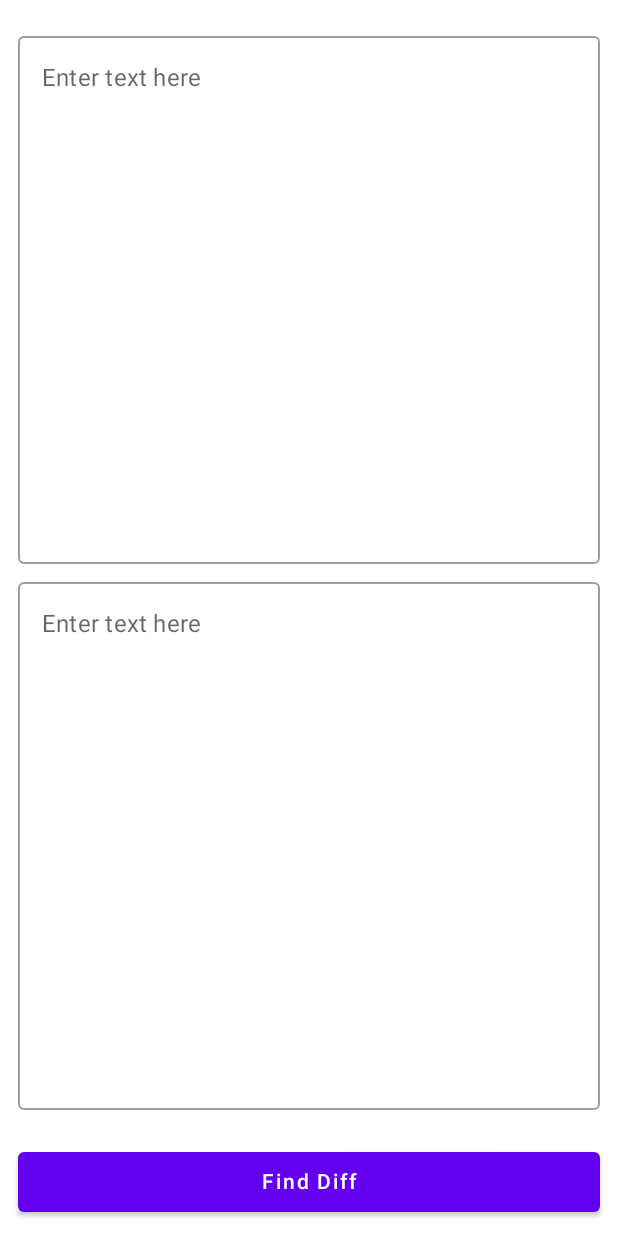
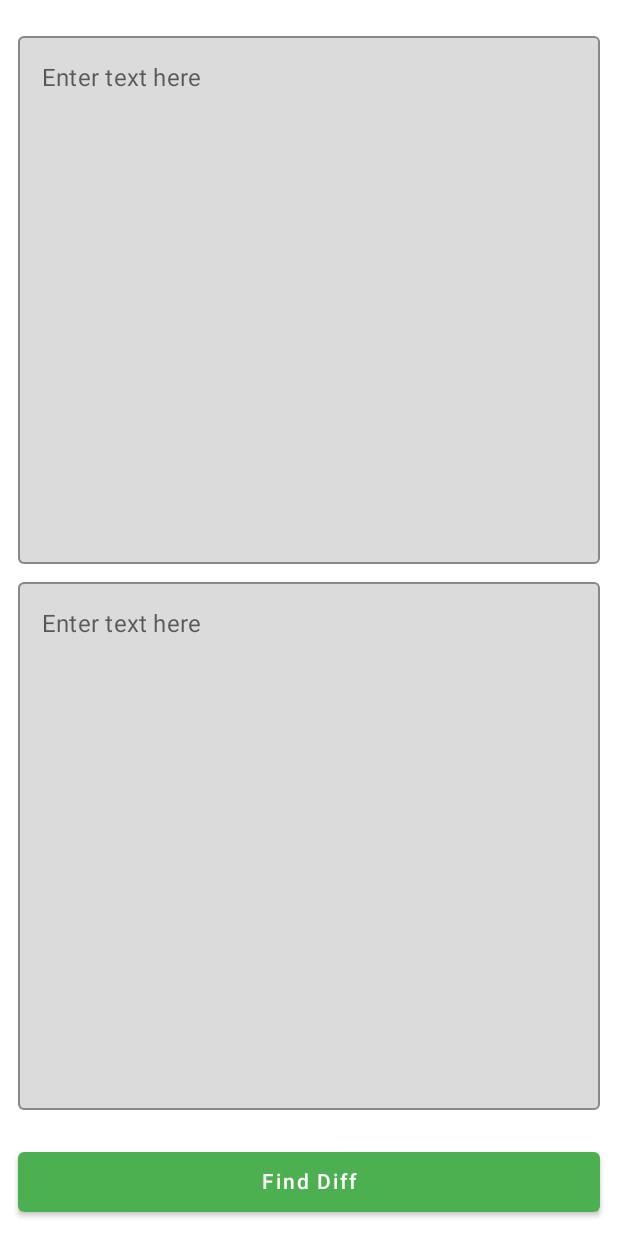
Before and after one commit to og-abdul-mateen/textcomparetool-compose, an Android app built with Jetpack Compose: the screen it shows after launch (MainActivity), on a phone screen of 412 x 824 dp. Run offline under Robolectric (Android 15) with nearby library versions, the phone set to English and light mode, and no system bars; our stand-ins replace AdMob, accompanist; libraries missing offline, so code that uses them is left out: com.github.difflib, com.github.difflib.patch, com.github.difflib.text.

Commit message:
Integrate Diff functionality
- Integrate java-diff-utils
- Integrate accompnist-systemuicontroller
- Add AdMob (Ads not yet integrated)

High

```diff
--- a/app/src/main/AndroidManifest.xml
+++ b/app/src/main/AndroidManifest.xml
@@ -9,6 +9,11 @@
         android:roundIcon="@mipmap/ic_launcher_round"
         android:supportsRtl="true"
         android:theme="@style/Theme.TextCompareToolCompareTextAndFindDiff">
+
+        <meta-data
+            android:name="com.google.android.gms.ads.com.chickenpiecestudio.textcomparetool"
+            android:value="ca-app-pub-3940256099942544~3347511713"/>
+
         <activity
             android:name=".MainActivity"
             android:exported="true"
--- a/app/src/main/java/com/chickenpiecestudio/textcomparetool/MainActivity.kt
+++ b/app/src/main/java/com/chickenpiecestudio/textcomparetool/MainActivity.kt
@@ -1,30 +1,31 @@
 package com.chickenpiecestudio.textcomparetool
 
 import android.os.Bundle
-import android.util.Log
-import android.widget.Toast
+import android.view.WindowManager
 import androidx.activity.ComponentActivity
 import androidx.activity.compose.setContent
-import androidx.compose.foundation.background
-import androidx.compose.foundation.layout.*
-import androidx.compose.foundation.text.BasicTextField
-import androidx.compose.material.*
-import androidx.compose.runtime.*
-import androidx.compose.ui.Alignment
+import androidx.compose.foundation.layout.Column
+import androidx.compose.foundation.layout.fillMaxWidth
+import androidx.compose.foundation.layout.padding
+import androidx.compose.material.MaterialTheme
+import androidx.compose.material.Surface
 import androidx.compose.ui.Modifier
-import androidx.compose.ui.graphics.Color
-import androidx.compose.ui.platform.LocalContext
-import androidx.compose.ui.res.stringResource
-import androidx.compose.ui.tooling.preview.Preview
 import androidx.compose.ui.unit.dp
+import com.chickenpiecestudio.textcomparetool.ui.screens.HomeScreenPreview
+import com.chickenpiecestudio.textcomparetool.ui.setStatusBarColor
 import com.chickenpiecestudio.textcomparetool.ui.theme.TextCompareToolCompareTextAndFindDiffTheme
+import com.google.android.gms.ads.MobileAds
 
 class MainActivity : ComponentActivity() {
 
     override fun onCreate(savedInstanceState: Bundle?) {
         super.onCreate(savedInstanceState)
+
+        adjustResizeSoftKeyboard()
+
         setContent {
             TextCompareToolCompareTextAndFindDiffTheme {
+                setStatusBarColor()
                 // A surface container using the 'background' color from the theme
                 Surface(color = MaterialTheme.colors.background) {
                     Column(
@@ -32,76 +33,20 @@ class MainActivity : ComponentActivity() {
                             .fillMaxWidth()
                             .padding(12.dp)
                     ) {
-                        DefaultPreview()
+                        HomeScreenPreview()
                     }
                 }
             }
         }
     }
-}
 
-@Composable
-fun Greeting(name: String) {
-    Text(text = "Hello $name!")
-}
+    private fun initAdMob() {
+        MobileAds.initialize(this) {
 
-@Composable
-fun InputBox(defaultText: String = "") {
-    var text by remember { mutableStateOf(defaultText) }
+        }
+    }
 
-    OutlinedTextField(
-        value = text,
-        onValueChange = { text = it },
-        modifier = Modifier
-            .fillMaxWidth()
-            .fillMaxHeight(),
-        placeholder = { Text(text = stringResource(id = R.string.enter_text_here)) }
-    )
-}
-
-@Composable
-fun PrimaryButton() {
-    val context = LocalContext.current
-
-    Button(
-        onClick = { Toast.makeText(context, "Button clicked", Toast.LENGTH_SHORT).show() },
-        modifier = Modifier.fillMaxWidth(),
-        contentPadding = PaddingValues(
-            all = 12.dp
-        )
-    ) {
-        Text(text = stringResource(id = R.string.find_diff))
+    private fun adjustResizeSoftKeyboard() {
+        window.setSoftInputMode(WindowManager.LayoutParams.SOFT_INPUT_ADJUST_RESIZE)
     }
 }
-
-
-@Preview(showBackground = true)
-@Composable
-fun DefaultPreview() {
-    TextCompareToolCompareTextAndFindDiffTheme {
-        Column(horizontalAlignment = Alignment.CenterHorizontally) {
-            Column(
-                modifier = Modifier
-                    .height(IntrinsicSize.Max)
-                    .weight(4f)
-                    .padding( top = 12.dp, bottom = 6.dp)
-            ) {
-                InputBox()
-            }
-            Column(
-                modifier = Modifier
-                    .height(IntrinsicSize.Max)
-                    .weight(4f)
-                    .padding(top = 6.dp, bottom = 12.dp)
-            ) {
-                InputBox()
-            }
-            Column(
-                modifier = Modifier
-                    .padding(top = 12.dp)
-            ) {
-                PrimaryButton()
-            }
-        }
-    }
-}
--- /dev/null
+++ b/app/src/main/java/com/chickenpiecestudio/textcomparetool/ui/components/DiffInputBox.kt
@@ -0,0 +1,48 @@
+package com.chickenpiecestudio.textcomparetool.ui.components
+
+import androidx.compose.foundation.layout.fillMaxHeight
+import androidx.compose.foundation.layout.fillMaxWidth
+import androidx.compose.material.*
+import androidx.compose.runtime.Composable
+import androidx.compose.ui.Modifier
+import androidx.compose.ui.res.stringResource
+import androidx.compose.ui.text.TextStyle
+import androidx.compose.ui.text.input.VisualTransformation
+import com.chickenpiecestudio.textcomparetool.R
+
+/**
+ * Composable function which renders an input box where users can enter text
+ *
+ * Parameters:
+ * [text] to be shown in the input box
+ * [onTextChange] a callback that is triggered every time the text changes
+ * [visualTransformation] VisualTransformation to apply on the text (e.g. to show diff text)
+ * [enabled] whether user interaction is enabled or not
+ *
+ */
+@Composable
+fun DiffInputBox(
+    text: String,
+    onTextChange: (String) -> Unit,
+    visualTransformation: VisualTransformation,
+    enabled: Boolean = true
+) {
+
+
+    OutlinedTextField(
+        value = text,
+        onValueChange = { onTextChange(it) },
+        modifier = Modifier
+            .fillMaxWidth()
+            .fillMaxHeight(),
+        placeholder = { Text(text = stringResource(id = R.string.enter_text_here)) },
+        visualTransformation = visualTransformation,
+        readOnly = !enabled,
+        textStyle = TextStyle(color = MaterialTheme.colors.onSurface),
+        colors = TextFieldDefaults.outlinedTextFieldColors(
+            textColor = MaterialTheme.colors.onSurface,
+            backgroundColor = MaterialTheme.colors.surface
+        )
+    )
+
+}
--- /dev/null
+++ b/app/src/main/java/com/chickenpiecestudio/textcomparetool/ui/components/PrimaryButton.kt
@@ -0,0 +1,30 @@
+package com.chickenpiecestudio.textcomparetool.ui.components
+
+import androidx.compose.foundation.layout.PaddingValues
+import androidx.compose.foundation.layout.fillMaxWidth
+import androidx.compose.material.Button
+import androidx.compose.material.ButtonDefaults
+import androidx.compose.material.Text
+import androidx.compose.runtime.Composable
+import androidx.compose.ui.Modifier
+import androidx.compose.ui.graphics.Color
+import androidx.compose.ui.unit.dp
+
+
+@Composable
+fun PrimaryButton(title: String, onClick: () -> Unit, backgroundColor: Color, textColor: Color) {
+
+    Button(
+        onClick = { onClick() },
+        modifier = Modifier.fillMaxWidth(),
+        colors = ButtonDefaults.buttonColors(
+            backgroundColor = backgroundColor,
+            contentColor = textColor
+        ),
+        contentPadding = PaddingValues(
+            all = 12.dp
+        )
+    ) {
+        Text(text = title)
+    }
+}
--- /dev/null
+++ b/app/src/main/java/com/chickenpiecestudio/textcomparetool/ui/screens/HomeScreen.kt
@@ -0,0 +1,100 @@
+package com.chickenpiecestudio.textcomparetool.ui.screens
+
+import androidx.compose.foundation.layout.Column
+import androidx.compose.foundation.layout.IntrinsicSize
+import androidx.compose.foundation.layout.height
+import androidx.compose.foundation.layout.padding
+import androidx.compose.material.MaterialTheme
+import androidx.compose.runtime.Composable
+import androidx.compose.runtime.SideEffect
+import androidx.compose.ui.Alignment
+import androidx.compose.ui.Modifier
+import androidx.compose.ui.graphics.Color
+import androidx.compose.ui.platform.LocalContext
+import androidx.compose.ui.res.stringResource
+import androidx.compose.ui.tooling.preview.Preview
+import androidx.compose.ui.unit.dp
+import androidx.lifecycle.viewmodel.compose.viewModel
+import com.chickenpiecestudio.textcomparetool.R
+import com.chickenpiecestudio.textcomparetool.ui.components.DiffInputBox
+import com.chickenpiecestudio.textcomparetool.ui.components.PrimaryButton
+import com.chickenpiecestudio.textcomparetool.ui.theme.DiffGreen
+import com.chickenpiecestudio.textcomparetool.ui.theme.DiffRed
+import com.chickenpiecestudio.textcomparetool.ui.theme.Primary
+import com.chickenpiecestudio.textcomparetool.ui.theme.TextCompareToolCompareTextAndFindDiffTheme
+import com.chickenpiecestudio.textcomparetool.utils.Constants
+import com.chickenpiecestudio.textcomparetool.utils.DiffTransformation
+import com.chickenpiecestudio.textcomparetool.viewmodels.DiffViewModel
+import com.google.accompanist.systemuicontroller.rememberSystemUiController
+
+@Preview(showBackground = true)
+@Composable
+fun HomeScreenPreview(diffViewModel: DiffViewModel = viewModel()) {
+
+    TextCompareToolCompareTextAndFindDiffTheme {
+        Column(horizontalAlignment = Alignment.CenterHorizontally) {
+            Column(
+                modifier = Modifier
+                    .height(IntrinsicSize.Max)
+                    .weight(4f)
+                    .padding(top = 12.dp, bottom = 6.dp)
+            ) {
+                DiffInputBox(
+                    text = diffViewModel.diffUiState.text1,
+                    onTextChange = { text -> diffViewModel.setText1(text) },
+                    visualTransformation = DiffTransformation(
+                        Constants.Delimiters.DELIMITER_OLD,
+                        normalColor = MaterialTheme.colors.onSurface,
+                        diffColor = DiffRed
+                    ),
+                    enabled = diffViewModel.diffUiState.textEnabled1
+                )
+            }
+            Column(
+                modifier = Modifier
+                    .height(IntrinsicSize.Max)
+                    .weight(4f)
+                    .padding(top = 6.dp, bottom = 12.dp)
+            ) {
+                DiffInputBox(
+                    text = diffViewModel.diffUiState.text2,
+                    onTextChange = { text -> diffViewModel.setText2(text) },
+                    visualTransformation = DiffTransformation(
+                        Constants.Delimiters.DELIMITER_NEW,
+                        normalColor = MaterialTheme.colors.onSurface,
+                        diffColor = DiffGreen
+                    ),
+                    enabled = diffViewModel.diffUiState.textEnabled2
+                )
+            }
+            Column(
+                modifier = Modifier
+                    .padding(top = 12.dp)
+            ) {
+                PrimaryButton(
+                    title = if (diffViewModel.diffUiState.calculationCompleted) stringResource(id = R.string.clear) else stringResource(
+                        id = R.string.find_diff
+                    ),
+                    onClick = {
+                        onButtonClick(
+                            diffViewModel = diffViewModel,
+                            text1 = diffViewModel.diffUiState.text1,
+                            text2 = diffViewModel.diffUiState.text2
+                        )
+                    },
+                    backgroundColor = if (diffViewModel.diffUiState.calculationCompleted) {
+                        Color.Red
+                    } else {
+                        Primary
+                    },
+                    textColor = Color.White
+                )
+            }
+        }
+    }
+}
+
+
+fun onButtonClick(diffViewModel: DiffViewModel, text1: String, text2: String) {
+    diffViewModel.calculateDiff2(text1, text2)
+}
--- /dev/null
+++ b/app/src/main/java/com/chickenpiecestudio/textcomparetool/ui/state/DiffUiState.kt
@@ -0,0 +1,10 @@
+package com.chickenpiecestudio.textcomparetool.ui.state
+
+data class DiffUiState(
+    val text1: String,
+    val text2: String,
+    val isLoading: Boolean,
+    val textEnabled1: Boolean,
+    val textEnabled2: Boolean,
+    val calculationCompleted: Boolean
+)
--- a/app/src/main/java/com/chickenpiecestudio/textcomparetool/ui/theme/Color.kt
+++ b/app/src/main/java/com/chickenpiecestudio/textcomparetool/ui/theme/Color.kt
@@ -6,3 +6,13 @@ val Purple200 = Color(0xFFBB86FC)
 val Purple500 = Color(0xFF6200EE)
 val Purple700 = Color(0xFF3700B3)
 val Teal200 = Color(0xFF03DAC5)
+
+val Primary = Color(0xFF4caf50)
+val Secondary = Color(0xFF80e27e)
+val Accent = Color(0xFF087f23)
+val BackgroundLight = Color(0xFFFFFFFF)
+val BackgroundDark = Color(0xFF1D1D1D)
+val InputLight = Color(0xFFDBDBDB)
+val InputDark = Color(0xFF414141)
+val DiffRed = Color(0xFFF50000)
+val DiffGreen = Color(0xFF09AD10)
--- a/app/src/main/java/com/chickenpiecestudio/textcomparetool/ui/theme/Theme.kt
+++ b/app/src/main/java/com/chickenpiecestudio/textcomparetool/ui/theme/Theme.kt
@@ -5,17 +5,24 @@ import androidx.compose.material.MaterialTheme
 import androidx.compose.material.darkColors
 import androidx.compose.material.lightColors
 import androidx.compose.runtime.Composable
+import androidx.compose.ui.graphics.Color
 
 private val DarkColorPalette = darkColors(
-    primary = Purple200,
-    primaryVariant = Purple700,
-    secondary = Teal200
+    primary = Primary,
+    primaryVariant = Accent,
+    secondary = Secondary,
+    background = BackgroundDark,
+    surface = InputDark,
+    onSurface = Color.White
 )
 
 private val LightColorPalette = lightColors(
-    primary = Purple500,
-    primaryVariant = Purple700,
-    secondary = Teal200
+    primary = Primary,
+    primaryVariant = Accent,
+    secondary = Secondary,
+    background = BackgroundLight,
+    surface = InputLight,
+    onSurface = Color.Black
 
     /* Other default colors to override
     background = Color.White,
--- /dev/null
+++ b/app/src/main/java/com/chickenpiecestudio/textcomparetool/ui/viewUtils.kt
@@ -0,0 +1,24 @@
+package com.chickenpiecestudio.textcomparetool.ui
+
+import androidx.compose.material.MaterialTheme
+import androidx.compose.runtime.Composable
+import androidx.compose.runtime.SideEffect
+import androidx.compose.ui.graphics.Color
+import com.google.accompanist.systemuicontroller.rememberSystemUiController
+
+@Composable
+fun setStatusBarColor() {
+    val systemUiController = rememberSystemUiController()
+    val useDarkIcons = MaterialTheme.colors.isLight
+    val statusBarColor = MaterialTheme.colors.primary
+
+    SideEffect {
+        // Update all of the system bar colors to be transparent, and use
+        // dark icons if we're in light theme
+        systemUiController.setSystemBarsColor(
+            color = Color.Transparent,
+            darkIcons = useDarkIcons
+        )
+    }
+
+}
--- /dev/null
+++ b/app/src/main/java/com/chickenpiecestudio/textcomparetool/utils/DiffTransformation.kt
@@ -0,0 +1,78 @@
+package com.chickenpiecestudio.textcomparetool.utils
+
+import android.util.Log
+import androidx.compose.ui.graphics.Color
+import androidx.compose.ui.text.AnnotatedString
+import androidx.compose.ui.text.SpanStyle
+import androidx.compose.ui.text.input.OffsetMapping
+import androidx.compose.ui.text.input.TransformedText
+import androidx.compose.ui.text.input.VisualTransformation
+import androidx.compose.ui.text.withStyle
+
+class DiffTransformation(private val delimiter: String, private val normalColor: Color, private val diffColor: Color): VisualTransformation {
+    override fun filter(text: AnnotatedString): TransformedText {
+        return TransformedText(
+            buildDiffFormattedString(text.toString()),
+            generateDiffOffsetTranslator(text.toString())/*OffsetMapping.Identity*/)
+    }
+
+    private var totalDelimiterLength = 0
+
+    private fun generateDiffOffsetTranslator(text: String): OffsetMapping {
+
+        return object : OffsetMapping {
+            override fun originalToTransformed(offset: Int): Int {
+                Log.d("findMe offset1: ", "$offset")
+                return offset
+            }
+
+            override fun transformedToOriginal(offset: Int): Int {
+                Log.d("findMe offset2: ", "$offset")
+                return offset
+            }
+        }
+
+    }
+
+    private val diffOffsetTranslator = object : OffsetMapping {
+        override fun originalToTransformed(offset: Int): Int {
+            if (offset <= 2) return offset
+            if (offset <= 4) return offset + 1
+            return offset + 2
+        }
+
+        override fun transformedToOriginal(offset: Int): Int {
+            if (offset <= 2) return offset
+            if (offset <= 5) return offset - 1
+            return offset - 2
+        }
+    }
+
+    /**
+     * Formats the provided [text] in diff format and
+     * returns an [AnnotatedString] with diff formatting
+     */
+    private fun buildDiffFormattedString(text:String): AnnotatedString{
+        val builder = AnnotatedString.Builder()
+
+        if (text.isBlank()) {
+            return builder.toAnnotatedString()
+        }
+
+
+        // split the text on the basis of delimiter
+        val tokens: List<String> = text.split(delimiter.toRegex())
+        val colors = listOf(normalColor, diffColor)
+
+        for ((count, token) in tokens.withIndex()) {
+            if (count%2 == 1) {
+                totalDelimiterLength += delimiter.length
+            }
+            builder.withStyle(style = SpanStyle(color = colors[count%2])) {
+                append(token)
+            }
+        }
+
+        return builder.toAnnotatedString()
+    }
+}
--- a/app/src/main/res/values/strings.xml
+++ b/app/src/main/res/values/strings.xml
@@ -2,5 +2,6 @@
     <string name="app_name">Text Compare Tool - Compare Text and Find Diff</string>
     <string name="enter_text_here">Enter text here</string>
     <string name="find_diff">Find Diff</string>
+    <string name="clear">Clear</string>
 
 </resources>
--- a/build.gradle
+++ b/build.gradle
@@ -2,6 +2,8 @@
 buildscript {
     ext {
         compose_version = '1.0.1'
+        koin_version= '3.1.4'
+        systemuicontroller_version='0.22.0-rc'
     }
     repositories {
         google()
```
Also changed, not shown: app/build.gradle (+18 -1 lines), app/src/main/java/com/chickenpiecestudio/textcomparetool/TctApp.kt (added, +19 -0 lines), app/src/main/java/com/chickenpiecestudio/textcomparetool/koinDi/appModule.kt (added, +11 -0 lines), app/src/main/java/com/chickenpiecestudio/textcomparetool/utils/Constants.kt (added, +9 -0 lines), app/src/main/java/com/chickenpiecestudio/textcomparetool/utils/TextUtils.kt (added, +8 -0 lines), app/src/main/java/com/chickenpiecestudio/textcomparetool/viewmodels/DiffViewModel.kt (added, +168 -0 lines).
